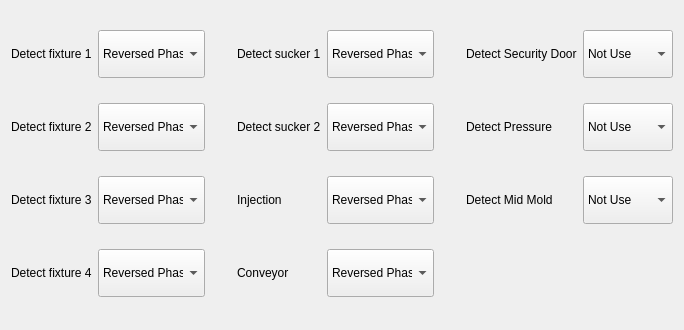
The window that hcsettings/ichcdetectionframe.ui (GaussCheng/2-5AxisPunch) describes before a commit, drawn with Qt 5.
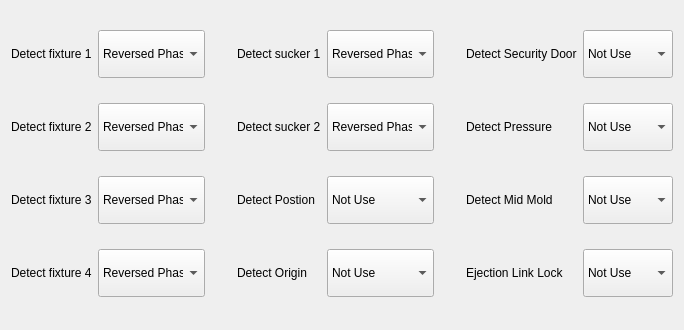
The same window after the commit.

Diff of the .ui file:
```diff
--- a/hcsettings/ichcdetectionframe.ui
+++ b/hcsettings/ichcdetectionframe.ui
@@ -155,33 +155,6 @@
      </item>
     </widget>
    </item>
-   <item row="2" column="3">
-    <widget class="QLabel" name="label_7">
-     <property name="text">
-      <string>Injection</string>
-     </property>
-    </widget>
-   </item>
-   <item row="2" column="4">
-    <widget class="QComboBox" name="injectionComboBox">
-     <property name="minimumSize">
-      <size>
-       <width>90</width>
-       <height>48</height>
-      </size>
-     </property>
-     <item>
-      <property name="text">
-       <string>Reversed Phase</string>
-      </property>
-     </item>
-     <item>
-      <property name="text">
-       <string>Positive Phase</string>
-      </property>
-     </item>
-    </widget>
-   </item>
    <item row="3" column="0">
     <widget class="QLabel" name="label_4">
      <property name="text">
@@ -209,33 +182,6 @@
      </item>
     </widget>
    </item>
-   <item row="3" column="3">
-    <widget class="QLabel" name="label_8">
-     <property name="text">
-      <string>Conveyor</string>
-     </property>
-    </widget>
-   </item>
-   <item row="3" column="4">
-    <widget class="QComboBox" name="converyotComboBox">
-     <property name="minimumSize">
-      <size>
-       <width>90</width>
-       <height>48</height>
-      </size>
-     </property>
-     <item>
-      <property name="text">
-       <string>Reversed Phase</string>
-      </property>
-     </item>
-     <item>
-      <property name="text">
-       <string>Positive Phase</string>
-      </property>
-     </item>
-    </widget>
-   </item>
    <item row="0" column="5">
     <spacer name="horizontalSpacer">
      <property name="orientation">
@@ -343,6 +289,87 @@
      </item>
     </widget>
    </item>
+   <item row="3" column="6">
+    <widget class="QLabel" name="label_12">
+     <property name="text">
+      <string>Ejection Link Lock</string>
+     </property>
+    </widget>
+   </item>
+   <item row="3" column="7">
+    <widget class="QComboBox" name="ejectionLinkLockBox">
+     <property name="minimumSize">
+      <size>
+       <width>90</width>
+       <height>48</height>
+      </size>
+     </property>
+     <item>
+      <property name="text">
+       <string>Not Use</string>
+      </property>
+     </item>
+     <item>
+      <property name="text">
+       <string>Use</string>
+      </property>
+     </item>
+    </widget>
+   </item>
+   <item row="2" column="3">
+    <widget class="QLabel" name="label_13">
+     <property name="text">
+      <string>Detect Postion</string>
+     </property>
+    </widget>
+   </item>
+   <item row="3" column="4">
+    <widget class="QComboBox" name="detectOriginBox">
+     <property name="minimumSize">
+      <size>
+       <width>90</width>
+       <height>48</height>
+      </size>
+     </property>
+     <item>
+      <property name="text">
+       <string>Not Use</string>
+      </property>
+     </item>
+     <item>
+      <property name="text">
+       <string>Use</string>
+      </property>
+     </item>
+    </widget>
+   </item>
+   <item row="3" column="3">
+    <widget class="QLabel" name="label_14">
+     <property name="text">
+      <string>Detect Origin</string>
+     </property>
+    </widget>
+   </item>
+   <item row="2" column="4">
+    <widget class="QComboBox" name="detectPositionBox">
+     <property name="minimumSize">
+      <size>
+       <width>90</width>
+       <height>48</height>
+      </size>
+     </property>
+     <item>
+      <property name="text">
+       <string>Not Use</string>
+      </property>
+     </item>
+     <item>
+      <property name="text">
+       <string>Use</string>
+      </property>
+     </item>
+    </widget>
+   </item>
   </layout>
  </widget>
  <resources/>
```
